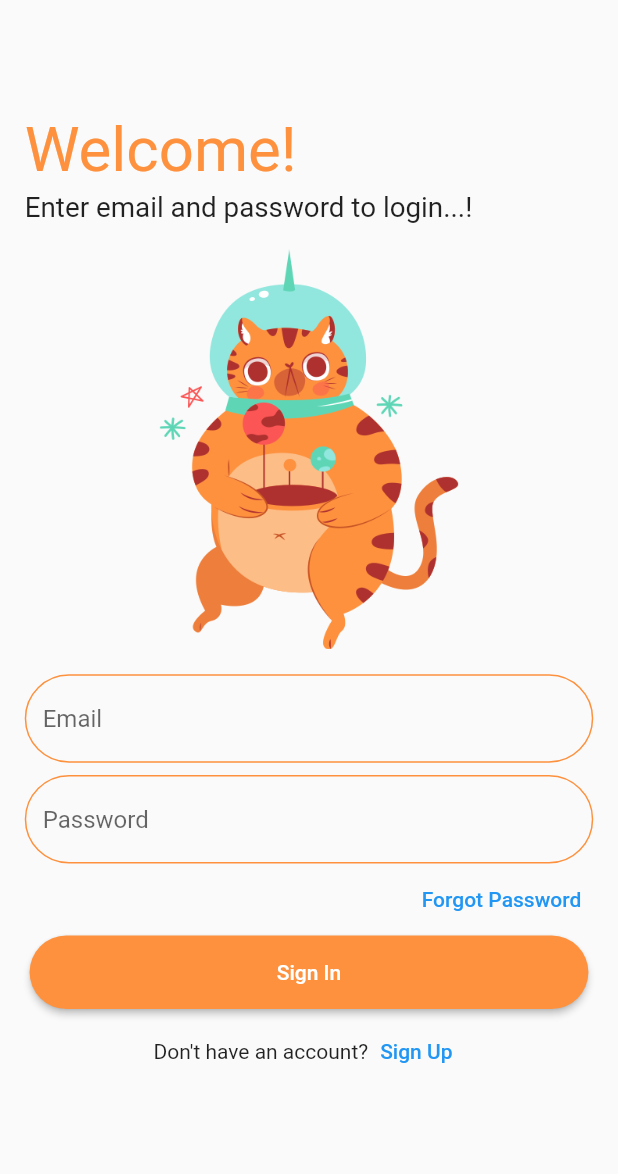
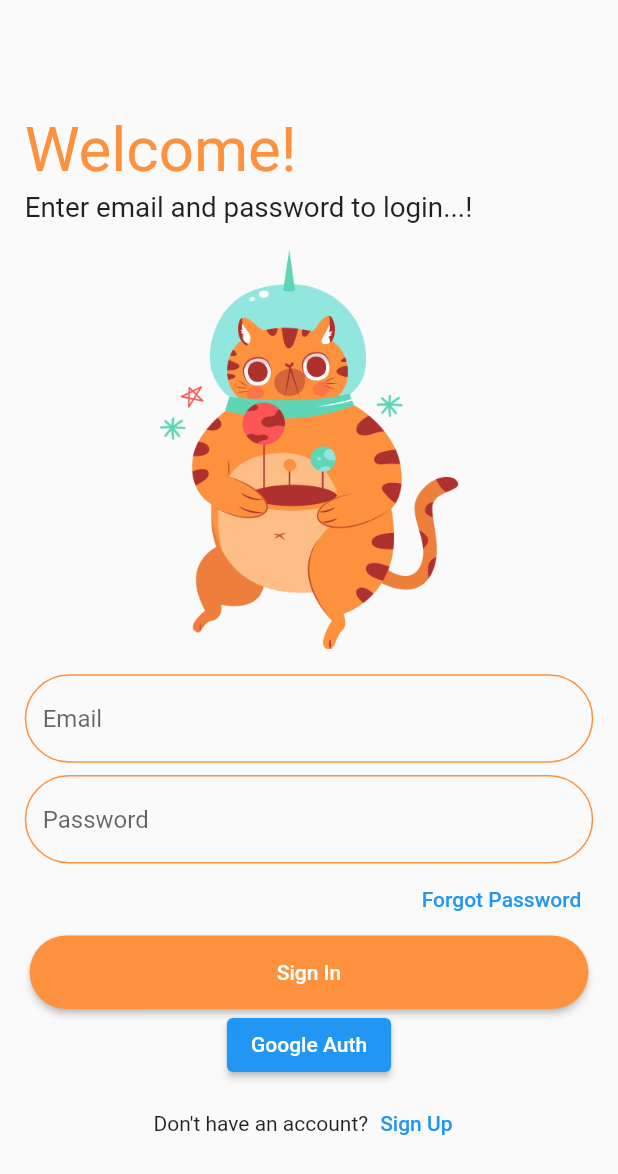
Before and after one commit to Renbrek/flutter_clean_auth, a Flutter app: the screen it shows after launch, on a phone screen of 412 x 824 dp. Shown: the top 1174 px of the screen. Run offline on Flutter 3.47's test engine with Material 2 defaults, Android fonts, the phone set to English and light mode, and no system bars; our stand-ins replace firebase_auth, firebase_core, get, google_fonts, google_sign_in; accounts and stored records are empty; Roboto replaces fonts that are missing (Amaranth).

Commit message:
add google auth

```diff
--- a/lib/controllers/auth_controller.dart
+++ b/lib/controllers/auth_controller.dart
@@ -2,11 +2,15 @@ import 'package:firebase_auth/firebase_auth.dart';
 import 'package:flutter_clean_auth/config.dart';
 import 'package:flutter_clean_auth/screens/root.dart';
 import 'package:get/get.dart';
+import 'package:google_sign_in/google_sign_in.dart';
 
 class AuthController extends GetxController {
   var displayName = ''; // to show the user name when signed in
+  var auth = FirebaseAuth.instance;
+  var _googleSignIn = GoogleSignIn();
+  var googleAcc = Rx<GoogleSignInAccount?>(null);
+  var isSignedIn = false.obs;
 
-  FirebaseAuth auth = FirebaseAuth.instance;
   User? get userProfile => auth.currentUser;
 
   void signUp(String name, String email, String password) async {
@@ -63,6 +67,22 @@ class AuthController extends GetxController {
     }
   }
 
+  void signInWithGoogle() async {
+    try {
+      googleAcc.value = await _googleSignIn.signIn();
+      displayName = googleAcc.value!.displayName!;
+      isSignedIn.value = true;
+      update();
+    } catch (e) {
+      Get.snackbar(
+        'Sign In With Google Error',
+        e.toString(),
+        backgroundColor: kPrimaryColor,
+        colorText: kBackgroundColor,
+      );
+    }
+  }
+
   void resetPassword(String email) async {
     try {
       await auth.sendPasswordResetEmail(email: email);
@@ -79,7 +99,9 @@ class AuthController extends GetxController {
   void signOut() async {
     try {
       await auth.signOut();
+      await _googleSignIn.signOut();
       displayName = '';
+      isSignedIn.value = false;
       update();
       Get.offAll(() => Root());
     } catch (e) {
--- a/lib/screens/root.dart
+++ b/lib/screens/root.dart
@@ -18,10 +18,9 @@ class Root extends StatelessWidget {
         builder: (_) {
           return SafeArea(
             child: Padding(
-              padding:
-                  EdgeInsets.symmetric(horizontal: Config.screenWidth! * 0.04),
-              child: _.userProfile != null ? Home() : SignIn(),
-            ),
+                padding: EdgeInsets.symmetric(
+                    horizontal: Config.screenWidth! * 0.04),
+                child: _.isSignedIn.value ? Home() : SignIn()),
           );
         },
       ),
--- a/lib/screens/sign_in/localWidgets/sign_in_buttons.dart
+++ b/lib/screens/sign_in/localWidgets/sign_in_buttons.dart
@@ -52,6 +52,12 @@ class SignInButtons extends StatelessWidget {
                 horizontal: Config.screenWidth! * 0.4,
                 vertical: Config.screenHeight! * 0.02),
           ),
+          ElevatedButton(
+            onPressed: () {
+              _authController.signInWithGoogle();
+            },
+            child: Text('Google Auth'),
+          ),
           TextWithTextButton(
             text: 'Don\'t have an account?',
             textButtonText: 'Sign Up',
```
Also changed, not shown: 1 other file.
